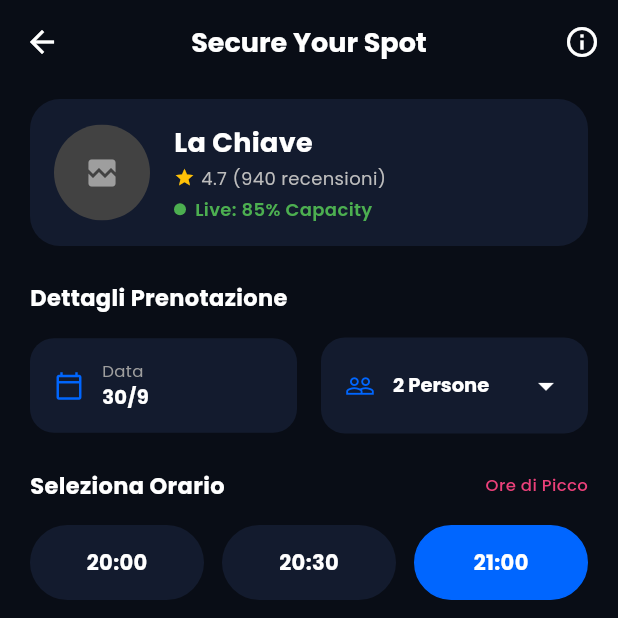
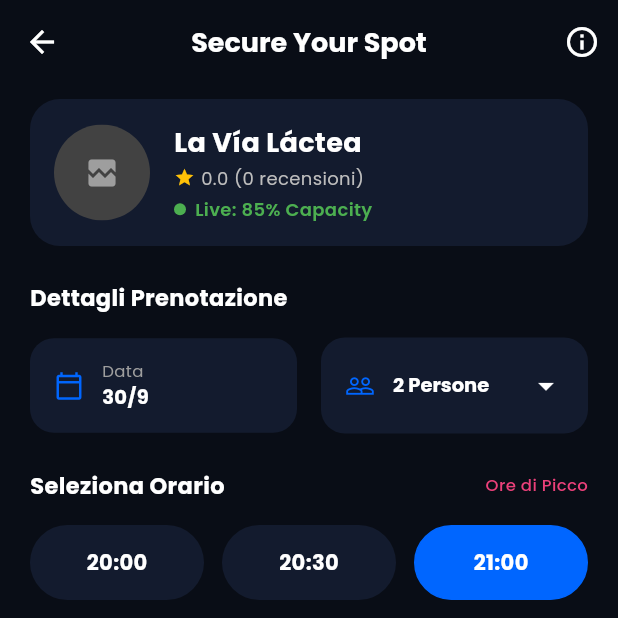
Before and after one commit to spotit123/spotit, a Flutter app: the BookingScreen screen opened directly with sample values from the repository, on a phone screen of 412 x 824 dp, the top half of it. Run offline on Flutter 3.47's test engine with Material 3 defaults, Android fonts, the phone set to English and light mode, and no system bars; our stand-ins replace flutter_map, google_fonts, latlong2, shared_preferences; accounts and stored records are empty; network calls fail.

Commit message:
feat: real Madrid venues replace Catania placeholders
10 Madrid bars with real names/addresses/coordinates, no invented
reviews or ratings; saved bars from older versions are reloaded.
Hide star rating on cards until a bar has reviews.

Co-Authored-By: Claude Sonnet 5.5 <noreply@anthropic.com>
Claude-Session: https://claude.ai/code/session_01PJC2TxKmfiVZyK36pYU1sa

```diff
--- a/lib/data/mock_data.dart
+++ b/lib/data/mock_data.dart
@@ -1,227 +1,337 @@
 import '../models/bar.dart';
-import '../models/review.dart';
 
+/// Locali reali di Madrid (nome, indirizzo e posizione).
+/// Voti, recensioni, affollamento e fascia d'età sono segnaposto finché non
+/// vengono sostituiti dai dati reali (es. Google Places).
 final List<Bar> mockBars = [
   Bar(
     id: '1',
-    name: 'La Chiave',
-    type: 'Indie / Cocktail Bar',
-    priceLevel: 2,
-    description: 'Storico ritrovo madrileno con un suggestivo giardino interno. Atmosfera informale, ottima selezione musicale indie/rock e cocktail ricercati.',
-    rating: 4.7,
-    reviewCount: 940,
-    address: 'Calle de Fuencarral 46, Madrid',
-    latitude: 40.4282,
-    longitude: -3.7020,
+    name: 'La Vía Láctea',
+    type: 'Rock / Indie Bar',
+    priceLevel: 1,
+    description: 'Icona della movida di Malasaña dagli anni \'80. Rock, indie e pubblico misto: si sta in piedi tra birre e chupitos.',
+    rating: 0.0,
+    reviewCount: 0,
+    address: 'Calle de Velarde 18, Malasaña, Madrid',
+    latitude: 40.4274,
+    longitude: -3.7046,
     imageUrl: 'https://images.unsplash.com/photo-1514362545857-3bc16c4c7d1b?auto=format&fit=crop&w=600&q=80',
-    distance: 0.6,
-    popularDrinks: ['Etna Mule', 'Negroni del Capo', 'Gin Tonic Siciliano'],
-    phone: '+34 910 000 000',
+    distance: 1.2, // km da Puerta del Sol
+    popularDrinks: ['Cerveza', 'Cubata', 'Chupito'],
+    phone: 'N/D',
     website: 'N/D',
     openingHours: {
-      'Lunedì - Domenica': '19:00 - 02:30',
+      'Orari': 'Non disponibili',
     },
     isFavorite: false,
-    vibeTags: ['Energetic', 'Underground', 'Chill'],
+    vibeTags: ['Energetic', 'Underground'],
     crowdDensity: 85,
     crowdAge: '20s-30s',
-    genderRatio: '55% F / 45% M',
+    genderRatio: '50% F / 50% M',
     hasMusic: true,
-    musicType: 'Indie Rock',
+    musicType: 'Rock / Indie',
     galleryImages: [
       'https://images.unsplash.com/photo-1514362545857-3bc16c4c7d1b?auto=format&fit=crop&w=600&q=80',
       'https://images.unsplash.com/photo-1470337458703-46ad1756a187?auto=format&fit=crop&w=600&q=80',
       'https://images.unsplash.com/photo-1536935338788-846bb9981813?auto=format&fit=crop&w=600&q=80',
     ],
-    reviews: [
-      Review(
-        id: 'r1_1',
-        userName: 'Marco Rossini',
-        userAvatar: 'https://images.unsplash.com/photo-1535713875002-d1d0cf377fde?auto=format&fit=crop&w=100&q=80',
-        rating: 5.0,
-        comment: 'Giardino interno stupendo e drink eccezionali. Il mio posto preferito in Via Gemmellaro!',
-        date: '02/06',
-      ),
-      Review(
-        id: 'r1_2',
-        userName: 'Giulia Bianchi',
-        userAvatar: 'https://images.unsplash.com/photo-1494790108377-be9c29b29330?auto=format&fit=crop&w=100&q=80',
-        rating: 4.0,
-        comment: 'Ottima musica indie, molto affollato nel weekend ma l\'atmosfera è fantastica.',
-        date: '31/05',
-      ),
-    ],
+    reviews: [],
   ),
   Bar(
     id: '2',
-    name: 'Vermut',
-    type: 'Tapas & Vermutteria',
+    name: 'Tupperware',
+    type: 'Indie / Garage Bar',
     priceLevel: 1,
-    description: 'Locale specializzato in vermut artigianali e taglieri tipici. Clima conviviale e tavoli all\'aperto nella vivacissima Malasaña.',
-    rating: 4.6,
-    reviewCount: 1120,
-    address: 'Calle de San Vicente Ferrer 37, Madrid',
-    latitude: 40.4270,
-    longitude: -3.7025,
-    imageUrl: 'https://images.unsplash.com/photo-1574096079513-d8259312b785?auto=format&fit=crop&w=600&q=80',
-    distance: 0.7,
-    popularDrinks: ['Vermut Rojo', 'Negroni Blanco', 'Madrid Mule'],
-    phone: '+34 910 000 000',
+    description: 'Bar di Malasaña con musica indie e pop, atmosfera informale e cocktail a prezzi da studenti.',
+    rating: 0.0,
+    reviewCount: 0,
+    address: 'Calle Corredera Alta de San Pablo 26, Malasaña, Madrid',
+    latitude: 40.4263,
+    longitude: -3.7048,
+    imageUrl: 'https://images.unsplash.com/photo-1470337458703-46ad1756a187?auto=format&fit=crop&w=600&q=80',
+    distance: 1.1, // km da Puerta del Sol
+    popularDrinks: ['Cubata', 'Gin Tonic', 'Cerveza'],
+    phone: 'N/D',
     website: 'N/D',
     openingHours: {
-      'Lunedì - Domenica': '18:00 - 02:00',
+      'Orari': 'Non disponibili',
     },
     isFavorite: false,
-    vibeTags: ['Chill', 'Energetic'],
-    crowdDensity: 92,
-    crowdAge: '30s-40s',
-    genderRatio: '50% M / 50% F',
+    vibeTags: ['Energetic', 'Underground', 'Chill'],
+    crowdDensity: 80,
+    crowdAge: 'Gen Z / Students',
+    genderRatio: '50% F / 50% M',
     hasMusic: true,
-    musicType: 'Ambient Jazz',
+    musicType: 'Indie / Pop',
+    galleryImages: [
+      'https://images.unsplash.com/photo-1470337458703-46ad1756a187?auto=format&fit=crop&w=600&q=80',
+      'https://images.unsplash.com/photo-1536935338788-846bb9981813?auto=format&fit=crop&w=600&q=80',
+      'https://images.unsplash.com/photo-1574096079513-d8259312b785?auto=format&fit=crop&w=600&q=80',
+    ],
+    reviews: [],
+  ),
+  Bar(
+    id: '3',
+    name: 'Museo Chicote',
+    type: 'Cocktail Bar storico',
+    priceLevel: 3,
+    description: 'Uno dei cocktail bar storici di Madrid, sulla Gran Vía. Ambiente elegante, ideale per un drink curato.',
+    rating: 0.0,
+    reviewCount: 0,
+    address: 'Gran Vía 12, Centro, Madrid',
+    latitude: 40.4203,
+    longitude: -3.6995,
+    imageUrl: 'https://images.unsplash.com/photo-1536935338788-846bb9981813?auto=format&fit=crop&w=600&q=80',
+    distance: 0.5, // km da Puerta del Sol
+    popularDrinks: ['Gin Tonic', 'Martini', 'Negroni'],
+    phone: 'N/D',
+    website: 'N/D',
+    openingHours: {
+      'Orari': 'Non disponibili',
+    },
+    isFavorite: false,
+    vibeTags: ['Chill', 'Jazz'],
+    crowdDensity: 60,
+    crowdAge: '30s-50s',
+    genderRatio: '50% F / 50% M',
+    hasMusic: true,
+    musicType: 'Jazz / Lounge',
+    galleryImages: [
+      'https://images.unsplash.com/photo-1536935338788-846bb9981813?auto=format&fit=crop&w=600&q=80',
+      'https://images.unsplash.com/photo-1574096079513-d8259312b785?auto=format&fit=crop&w=600&q=80',
+      'https://images.unsplash.com/photo-1543007630-9710e4a00a20?auto=format&fit=crop&w=600&q=80',
+    ],
+    reviews: [],
+  ),
+  Bar(
+    id: '4',
+    name: 'Salmón Guru',
+    type: 'Cocktail Bar',
+    priceLevel: 2,
+    description: 'Cocktail bar creativo nel quartiere delle Letras, tra i più conosciuti in città per la mixology d\'autore.',
+    rating: 0.0,
+    reviewCount: 0,
+    address: 'Calle de Echegaray 21, Huertas, Madrid',
+    latitude: 40.4143,
+    longitude: -3.6993,
+    imageUrl: 'https://images.unsplash.com/photo-1574096079513-d8259312b785?auto=format&fit=crop&w=600&q=80',
+    distance: 0.5, // km da Puerta del Sol
+    popularDrinks: ['Cocktail d\'autore', 'Gin Tonic', 'Mojito'],
+    phone: 'N/D',
+    website: 'N/D',
+    openingHours: {
+      'Orari': 'Non disponibili',
+    },
+    isFavorite: false,
+    vibeTags: ['Energetic', 'Neon'],
+    crowdDensity: 75,
+    crowdAge: '20s-30s',
+    genderRatio: '50% F / 50% M',
+    hasMusic: true,
+    musicType: 'Pop / Funk',
     galleryImages: [
       'https://images.unsplash.com/photo-1574096079513-d8259312b785?auto=format&fit=crop&w=600&q=80',
       'https://images.unsplash.com/photo-1543007630-9710e4a00a20?auto=format&fit=crop&w=600&q=80',
+      'https://images.unsplash.com/photo-1514362545857-3bc16c4c7d1b?auto=format&fit=crop&w=600&q=80',
     ],
-    reviews: [
-      Review(
-        id: 'r2_1',
-        userName: 'Salvatore K.',
-        userAvatar: 'https://images.unsplash.com/photo-1500648767791-00dcc994a43e?auto=format&fit=crop&w=100&q=80',
-        rating: 5.0,
-        comment: 'I migliori salumi della zona e vermut artigianale da capogiro. Super consigliato.',
-        date: '04/06',
-      ),
-      Review(
-        id: 'r2_2',
-        userName: 'Chiara L.',
-        userAvatar: 'https://images.unsplash.com/photo-1438761681033-6461ffad8d80?auto=format&fit=crop&w=100&q=80',
-        rating: 4.0,
-        comment: 'Ottimi spuntini veloci, favolosa selezione di Vermut. Staff simpaticissimo.',
-        date: '03/06',
-      ),
-    ],
+    reviews: [],
   ),
   Bar(
-    id: '3',
-    name: 'Boheme Mixology Bar',
-    type: 'Mixology Speakeasy',
+    id: '5',
+    name: 'Azotea del Círculo de Bellas Artes',
+    type: 'Rooftop Bar',
     priceLevel: 3,
-    description: 'Cocktail bar d\'alta gamma nascosto tra le vie del centro. Divani in velluto, luci soffuse e drink sartoriali creati su misura per te.',
-    rating: 4.9,
-    reviewCount: 310,
-    address: 'Calle del Barco 12, Madrid',
-    latitude: 40.4223,
-    longitude: -3.7011,
-    imageUrl: 'https://images.unsplash.com/photo-1470337458703-46ad1756a187?auto=format&fit=crop&w=600&q=80',
-    distance: 0.9,
-    popularDrinks: ['Smoked Boulevardier', 'Sartorial Sour', 'Old Fashioned Barrique'],
-    phone: '+34 910 000 000',
+    description: 'Terrazza panoramica sul tetto del Círculo de Bellas Artes, con vista sui tetti di Madrid. Perfetta al tramonto.',
+    rating: 0.0,
+    reviewCount: 0,
+    address: 'Calle de Alcalá 42, Centro, Madrid',
+    latitude: 40.4187,
+    longitude: -3.6967,
+    imageUrl: 'https://images.unsplash.com/photo-1543007630-9710e4a00a20?auto=format&fit=crop&w=600&q=80',
+    distance: 0.6, // km da Puerta del Sol
+    popularDrinks: ['Gin Tonic', 'Vino', 'Cerveza'],
+    phone: 'N/D',
     website: 'N/D',
     openingHours: {
-      'Martedì - Domenica': '20:00 - 03:00',
-      'Lunedì': 'Chiuso',
+      'Orari': 'Non disponibili',
     },
     isFavorite: false,
-    vibeTags: ['Chill', 'Jazz', 'Underground'],
-    crowdDensity: 45,
-    crowdAge: 'Professionals',
-    genderRatio: '45% F / 55% M',
+    vibeTags: ['Rooftop', 'Chill'],
+    crowdDensity: 75,
+    crowdAge: '30s-40s',
+    genderRatio: '50% F / 50% M',
     hasMusic: true,
-    musicType: 'Classic Jazz',
+    musicType: 'Lounge / Chill',
+    galleryImages: [
+      'https://images.unsplash.com/photo-1543007630-9710e4a00a20?auto=format&fit=crop&w=600&q=80',
+      'https://images.unsplash.com/photo-1514362545857-3bc16c4c7d1b?auto=format&fit=crop&w=600&q=80',
+      'https://images.unsplash.com/photo-1470337458703-46ad1756a187?auto=format&fit=crop&w=600&q=80',
+    ],
+    reviews: [],
+  ),
+  Bar(
+    id: '6',
+    name: 'Kapital',
+    type: 'Discoteca',
+    priceLevel: 3,
+    description: 'Discoteca su sette piani vicino ad Atocha: ogni piano ha la sua musica, dal reggaeton all\'elettronica.',
+    rating: 0.0,
+    reviewCount: 0,
+    address: 'Calle de Atocha 125, Atocha, Madrid',
+    latitude: 40.4064,
+    longitude: -3.6927,
+    imageUrl: 'https://images.unsplash.com/photo-1514362545857-3bc16c4c7d1b?auto=format&fit=crop&w=600&q=80',
+    distance: 1.5, // km da Puerta del Sol
+    popularDrinks: ['Cubata', 'Vodka Red Bull', 'Chupito'],
+    phone: 'N/D',
+    website: 'N/D',
+    openingHours: {
+      'Orari': 'Non disponibili',
+    },
+    isFavorite: false,
+    vibeTags: ['Energetic', 'Neon', 'Live Music'],
+    crowdDensity: 95,
+    crowdAge: 'Gen Z / Students',
+    genderRatio: '50% F / 50% M',
+    hasMusic: true,
+    musicType: 'Reggaeton / Pop / Electronic',
+    galleryImages: [
+      'https://images.unsplash.com/photo-1514362545857-3bc16c4c7d1b?auto=format&fit=crop&w=600&q=80',
+      'https://images.unsplash.com/photo-1470337458703-46ad1756a187?auto=format&fit=crop&w=600&q=80',
+      'https://images.unsplash.com/photo-1536935338788-846bb9981813?auto=format&fit=crop&w=600&q=80',
+    ],
+    reviews: [],
+  ),
+  Bar(
+    id: '7',
+    name: 'Teatro Barceló',
+    type: 'Club / Live Venue',
+    priceLevel: 2,
+    description: 'Ex teatro trasformato in club tra Chueca e Malasaña, con serate di musica elettronica e house.',
+    rating: 0.0,
+    reviewCount: 0,
+    address: 'Calle de Barceló 11, Chueca, Madrid',
+    latitude: 40.4272,
+    longitude: -3.6996,
+    imageUrl: 'https://images.unsplash.com/photo-1470337458703-46ad1756a187?auto=format&fit=crop&w=600&q=80',
+    distance: 1.2, // km da Puerta del Sol
+    popularDrinks: ['Cubata', 'Cerveza', 'Gin Tonic'],
+    phone: 'N/D',
+    website: 'N/D',
+    openingHours: {
+      'Orari': 'Non disponibili',
+    },
+    isFavorite: false,
+    vibeTags: ['Energetic', 'Underground'],
+    crowdDensity: 90,
+    crowdAge: 'Gen Z / Students',
+    genderRatio: '50% F / 50% M',
+    hasMusic: true,
+    musicType: 'Techno / House',
     galleryImages: [
       'https://images.unsplash.com/photo-1470337458703-46ad1756a187?auto=format&fit=crop&w=600&q=80',
-      'https://images.unsplash.com/photo-151097252790b-af4f90267300?auto=format&fit=crop&w=600&q=80',
+      'https://images.unsplash.com/photo-1536935338788-846bb9981813?auto=format&fit=crop&w=600&q=80',
+      'https://images.unsplash.com/photo-1574096079513-d8259312b785?auto=format&fit=crop&w=600&q=80',
     ],
-    reviews: [
-      Review(
-        id: 'r3_1',
-        userName: 'Filippo M.',
-        userAvatar: 'https://images.unsplash.com/photo-1472099645785-5658abf4ff4e?auto=format&fit=crop&w=100&q=80',
-        rating: 5.0,
-        comment: 'Esperienza unica. Ti fanno il drink su misura basandosi sui tuoi gusti. Eccellente.',
-        date: '01/06',
-      ),
-    ],
+    reviews: [],
   ),
   Bar(
-    id: '4',
-    name: 'Razmataz',
-    type: 'Wine Bar & Bistro',
-    priceLevel: 2,
-    description: 'Enoteca storica situata in una caratteristica via pedonale. Atmosfera parigina, ottima selezione di vini dell\'Etna e taglieri gourmet.',
-    rating: 4.5,
-    reviewCount: 780,
-    address: 'Calle de Valverde 34, Madrid',
-    latitude: 40.4235,
-    longitude: -3.7032,
-    imageUrl: 'https://images.unsplash.com/photo-1572116469696-31de0f17cc34?auto=format&fit=crop&w=600&q=80',
-    distance: 0.5,
-    popularDrinks: ['Etna Rosso DOC', 'Nerello Mascalese', 'Franciacorta Brut'],
-    phone: '+34 910 000 000',
+    id: '8',
+    name: 'Bodega de la Ardosa',
+    type: 'Tapas & Vermutería',
+    priceLevel: 1,
+    description: 'Taverna storica di Malasaña, famosa per il vermut alla spina e le tapas. Sempre piena, si mangia e si beve in piedi.',
+    rating: 0.0,
+    reviewCount: 0,
+    address: 'Calle de Colón 13, Malasaña, Madrid',
+    latitude: 40.4261,
+    longitude: -3.7013,
+    imageUrl: 'https://images.unsplash.com/photo-1536935338788-846bb9981813?auto=format&fit=crop&w=600&q=80',
+    distance: 1.0, // km da Puerta del Sol
+    popularDrinks: ['Vermut', 'Cerveza', 'Tortilla'],
+    phone: 'N/D',
     website: 'N/D',
     openingHours: {
-      'Lunedì - Domenica': '12:00 - 01:00',
+      'Orari': 'Non disponibili',
     },
     isFavorite: false,
-    vibeTags: ['Chill', 'Jazz', 'Rooftop'],
-    crowdDensity: 60,
-    crowdAge: '30s-50s',
-    genderRatio: '60% F / 40% M',
+    vibeTags: ['Chill'],
+    crowdDensity: 80,
+    crowdAge: '30s-40s',
+    genderRatio: '50% F / 50% M',
     hasMusic: false,
     musicType: 'None',
     galleryImages: [
-      'https://images.unsplash.com/photo-1572116469696-31de0f17cc34?auto=format&fit=crop&w=600&q=80',
+      'https://images.unsplash.com/photo-1536935338788-846bb9981813?auto=format&fit=crop&w=600&q=80',
+      'https://images.unsplash.com/photo-1574096079513-d8259312b785?auto=format&fit=crop&w=600&q=80',
+      'https://images.unsplash.com/photo-1543007630-9710e4a00a20?auto=format&fit=crop&w=600&q=80',
     ],
-    reviews: [
-      Review(
-        id: 'r4_1',
-        userName: 'Elena R.',
-        userAvatar: 'https://images.unsplash.com/photo-1544005313-94ddf0286df2?auto=format&fit=crop&w=100&q=80',
-        rating: 4.0,
-        comment: 'Selezione vini dell\'Etna insuperabile. La via Penninello è bellissima per sedersi all\'aperto.',
-        date: '28/05',
-      ),
-    ],
+    reviews: [],
   ),
   Bar(
-    id: '5',
-    name: 'Agora Bar',
-    type: 'Open Air Bar & Social',
-    priceLevel: 1,
-    description: 'Locale vivacissimo. Tavoli all\'aperto sulla piazza con frequente musica dal vivo.',
-    rating: 4.4,
-    reviewCount: 1420,
-    address: 'Plaza de San Ildefonso 2, Madrid',
-    latitude: 40.4245,
-    longitude: -3.7021,
-    imageUrl: 'https://images.unsplash.com/photo-1536935338788-846bb9981813?auto=format&fit=crop&w=600&q=80',
-    distance: 0.2,
-    popularDrinks: ['Spritz Siculo', 'Zibibbo Cold', 'Paloma Agrumata'],
-    phone: '+34 910 000 000',
+    id: '9',
+    name: 'Mercado de San Miguel',
+    type: 'Mercato gastronomico & Tapas',
+    priceLevel: 2,
+    description: 'Mercato coperto vicino a Plaza Mayor con decine di banchi di tapas, frutti di mare e vino. Un classico per i turisti.',
+    rating: 0.0,
+    reviewCount: 0,
+    address: 'Plaza de San Miguel s/n, Centro, Madrid',
+    latitude: 40.4154,
+    longitude: -3.7087,
+    imageUrl: 'https://images.unsplash.com/photo-1574096079513-d8259312b785?auto=format&fit=crop&w=600&q=80',
+    distance: 0.5, // km da Puerta del Sol
+    popularDrinks: ['Vermut', 'Vino', 'Cerveza'],
+    phone: 'N/D',
     website: 'N/D',
     openingHours: {
-      'Lunedì - Domenica': '08:00 - 02:00',
+      'Orari': 'Non disponibili',
     },
     isFavorite: false,
-    vibeTags: ['Energetic', 'Neon', 'Live Music'],
-    crowdDensity: 88,
-    crowdAge: 'Gen Z / Students',
+    vibeTags: ['Chill'],
+    crowdDensity: 70,
+    crowdAge: '30s-50s',
+    genderRatio: '50% F / 50% M',
+    hasMusic: false,
+    musicType: 'None',
+    galleryImages: [
+      'https://images.unsplash.com/photo-1574096079513-d8259312b785?auto=format&fit=crop&w=600&q=80',
+      'https://images.unsplash.com/photo-1543007630-9710e4a00a20?auto=format&fit=crop&w=600&q=80',
+      'https://images.unsplash.com/photo-1514362545857-3bc16c4c7d1b?auto=format&fit=crop&w=600&q=80',
+    ],
+    reviews: [],
+  ),
+  Bar(
+    id: '10',
+    name: 'Bar Cock',
+    type: 'Cocktail Bar / Speakeasy',
+    priceLevel: 3,
+    description: 'Cocktail bar dall\'atmosfera riservata e un po\' segreta, vicino a Gran Vía. Drink classici in un ambiente intimo.',
+    rating: 0.0,
+    reviewCount: 0,
+    address: 'Calle de la Reina 16, Chueca, Madrid',
+    latitude: 40.4201,
+    longitude: -3.6987,
+    imageUrl: 'https://images.unsplash.com/photo-1543007630-9710e4a00a20?auto=format&fit=crop&w=600&q=80',
+    distance: 0.5, // km da Puerta del Sol
+    popularDrinks: ['Negroni', 'Old Fashioned', 'Gin Tonic'],
+    phone: 'N/D',
+    website: 'N/D',
+    openingHours: {
+      'Orari': 'Non disponibili',
+    },
+    isFavorite: false,
+    vibeTags: ['Chill', 'Underground'],
+    crowdDensity: 55,
+    crowdAge: '30s-40s',
     genderRatio: '50% F / 50% M',
     hasMusic: true,
-    musicType: 'Pop / Reggaeton',
+    musicType: 'Jazz / Lounge',
     galleryImages: [
-      'https://images.unsplash.com/photo-1536935338788-846bb9981813?auto=format&fit=crop&w=600&q=80',
       'https://images.unsplash.com/photo-1543007630-9710e4a00a20?auto=format&fit=crop&w=600&q=80',
+      'https://images.unsplash.com/photo-1514362545857-3bc16c4c7d1b?auto=format&fit=crop&w=600&q=80',
+      'https://images.unsplash.com/photo-1470337458703-46ad1756a187?auto=format&fit=crop&w=600&q=80',
     ],
-    reviews: [
-      Review(
-        id: 'r5_1',
-        userName: 'Davide P.',
-        userAvatar: 'https://images.unsplash.com/photo-1507003211169-0a1dd7228f2d?auto=format&fit=crop&w=100&q=80',
-        rating: 5.0,
-        comment: 'Caotico, energico, bellissimo. Proprio accanto alla Pescheria, vibe fantastica!',
-        date: '03/06',
-      ),
-    ],
+    reviews: [],
   ),
 ];
--- a/lib/services/db_service.dart
+++ b/lib/services/db_service.dart
@@ -26,6 +26,13 @@ class DbService {
       await _prefs?.remove(_keyProfile);
       await _prefs?.remove(_keyBookings);
       await _prefs?.setBool('cleared_for_madrid', true);
+    }
+
+    // Nuova lista locali di Madrid: ricarica i locali salvati da versioni precedenti
+    final hasMadridBars = _prefs?.getBool('bars_madrid_v2') ?? false;
+    if (!hasMadridBars) {
+      await _prefs?.remove(_keyBars);
+      await _prefs?.setBool('bars_madrid_v2', true);
     }
 
     // Seed default user if not exists
--- a/lib/widgets/bar_card.dart
+++ b/lib/widgets/bar_card.dart
@@ -51,7 +51,8 @@ class BarCard extends StatelessWidget {
                     ),
                   ),
                 ),
-                // Rating (top right, matching screenshot)
+                // Rating (top right, matching screenshot) - hidden until there are reviews
+                if (bar.reviewCount > 0)
                 Positioned(
                   top: 12,
                   right: 12,
```
